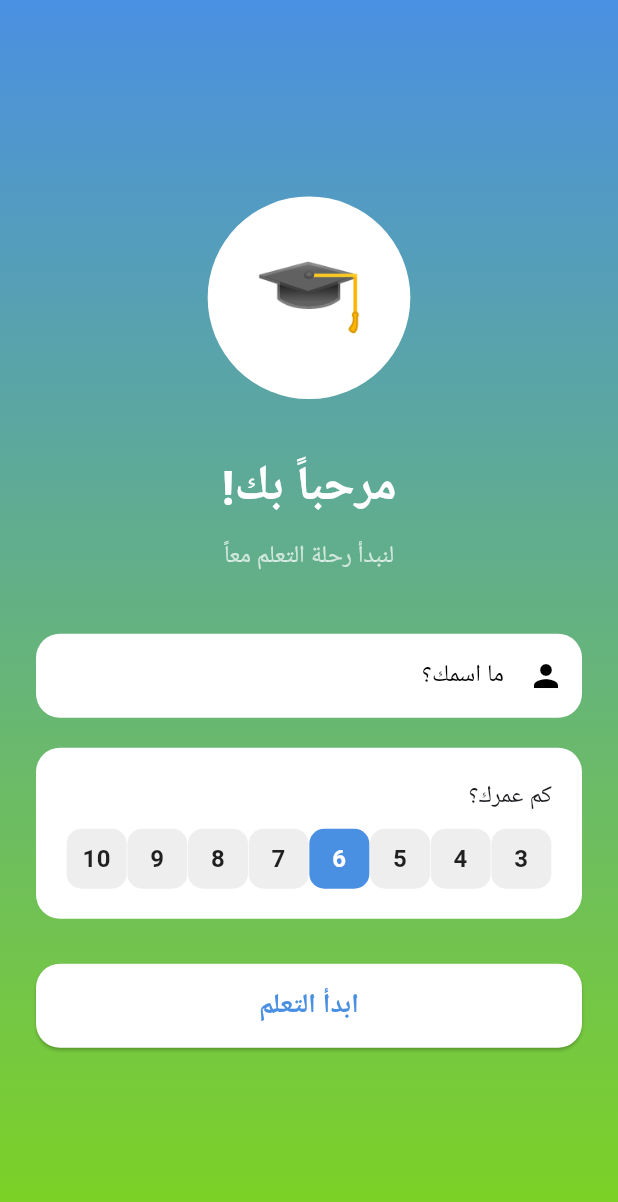
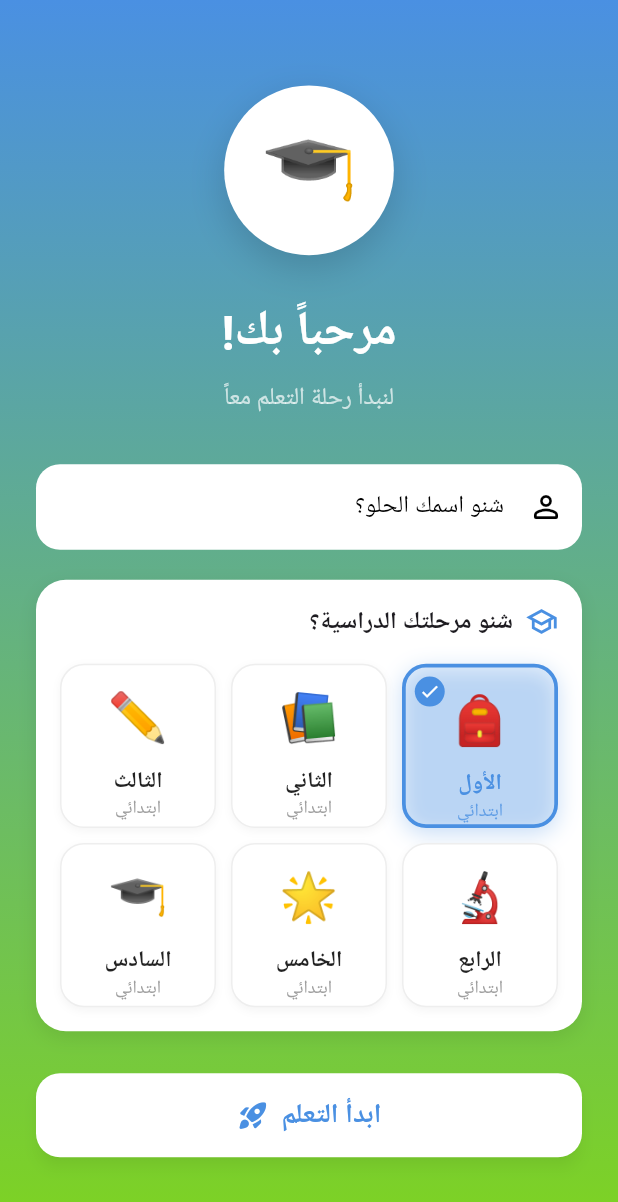
Before and after one commit to moringaiq2017-oss/education-app, a Flutter app: the screen it shows after launch, on a phone screen of 412 x 824 dp. Shown: the top 1202 px of the screen. Run offline on Flutter 3.47's test engine with Material 3 defaults, Android fonts, the phone set to English and light mode, and no system bars; our stand-ins replace device_info_plus, dio, google_fonts, hive, hive_flutter; accounts and stored records are empty; Roboto replaces fonts that are missing (Cairo).

Commit message:
feat: استبدال اختيار العمر بمراحل دراسية بتصميم بطاقات ملونة
- استبدال أزرار العمر (3-10) بشبكة بطاقات 3x2 للمراحل الدراسية (الأول - السادس ابتدائي)
- كل مرحلة بأيقونة ولون مميز مع animation عند الاختيار
- تحسين واجهة شاشة الترحيب (padding, shadows, spacing)
- إضافة حقل grade للموديل والباكند
- تحويل تلقائي من المرحلة إلى العمر (grade + 5) عند الإرسال

Co-Authored-By: Claude Opus 4.6 (1M context) <noreply@anthropic.com>

```diff
--- a/mobile/lib/models/child.dart
+++ b/mobile/lib/models/child.dart
@@ -2,6 +2,7 @@ class Child {
   final String id;
   final String name;
   final int age;
+  final int? grade;
   final String deviceId;
   final String avatar;
   final bool isPremium;
@@ -11,6 +12,7 @@ class Child {
     required this.id,
     required this.name,
     required this.age,
+    this.grade,
     required this.deviceId,
     this.avatar = 'default',
     this.isPremium = false,
@@ -18,10 +20,12 @@ class Child {
   });
 
   factory Child.fromJson(Map<String, dynamic> json) {
+    final age = json['age'] ?? 0;
     return Child(
       id: json['id'].toString(),
       name: json['name'] ?? '',
-      age: json['age'] ?? 0,
+      age: age is int ? age : int.tryParse(age.toString()) ?? 0,
+      grade: json['grade'],
       deviceId: json['device_id'] ?? '',
       avatar: json['avatar'] ?? 'default',
       isPremium: json['is_premium'] ?? false,
@@ -34,6 +38,7 @@ class Child {
       'id': id,
       'name': name,
       'age': age,
+      'grade': grade,
       'device_id': deviceId,
       'avatar': avatar,
       'is_premium': isPremium,
@@ -45,6 +50,7 @@ class Child {
     String? id,
     String? name,
     int? age,
+    int? grade,
     String? deviceId,
     String? avatar,
     bool? isPremium,
@@ -54,6 +60,7 @@ class Child {
       id: id ?? this.id,
       name: name ?? this.name,
       age: age ?? this.age,
+      grade: grade ?? this.grade,
       deviceId: deviceId ?? this.deviceId,
       avatar: avatar ?? this.avatar,
       isPremium: isPremium ?? this.isPremium,
--- a/mobile/lib/screens/splash_screen.dart
+++ b/mobile/lib/screens/splash_screen.dart
@@ -163,7 +163,20 @@ class WelcomeScreen extends StatefulWidget {
 class _WelcomeScreenState extends State<WelcomeScreen> {
   final _formKey = GlobalKey<FormState>();
   final _nameController = TextEditingController();
-  int _selectedAge = 6;
+  int _selectedGrade = 1;
+
+  // بيانات المراحل الدراسية
+  static const List<Map<String, dynamic>> _grades = [
+    {'grade': 1, 'name': 'الأول', 'icon': '🎒', 'color': 0xFF4A90E2},
+    {'grade': 2, 'name': 'الثاني', 'icon': '📚', 'color': 0xFF7ED321},
+    {'grade': 3, 'name': 'الثالث', 'icon': '✏️', 'color': 0xFFF5A623},
+    {'grade': 4, 'name': 'الرابع', 'icon': '🔬', 'color': 0xFFE74C3C},
+    {'grade': 5, 'name': 'الخامس', 'icon': '🌟', 'color': 0xFF9B59B6},
+    {'grade': 6, 'name': 'السادس', 'icon': '🎓', 'color': 0xFF1ABC9C},
+  ];
+
+  // تحويل المرحلة الدراسية إلى عمر
+  int _gradeToAge(int grade) => grade + 5;
 
   @override
   void dispose() {
@@ -177,25 +190,22 @@ class _WelcomeScreenState extends State<WelcomeScreen> {
     try {
       final authProvider = Provider.of<AuthProvider>(context, listen: false);
 
-      // الانتظار حتى يكون AuthProvider مهيأ
       if (!authProvider.isInitialized) {
         await Future.delayed(const Duration(milliseconds: 500));
       }
 
       final success = await authProvider.register(
         _nameController.text.trim(),
-        _selectedAge,
+        _gradeToAge(_selectedGrade),
       );
 
       if (!mounted) return;
 
       if (success && authProvider.currentChild != null) {
-        // الانتقال للشاشة الرئيسية بعد تأخير قصير للسماح بتحديث البيانات
         await Future.delayed(const Duration(milliseconds: 300));
 
         if (!mounted) return;
 
-        // استخدام Navigator.pushAndRemoveUntil لحذف كل الشاشات السابقة
         await Navigator.of(context).pushAndRemoveUntil(
           MaterialPageRoute(
             builder: (context) => const HomeScreen(),
@@ -225,6 +235,101 @@ class _WelcomeScreenState extends State<WelcomeScreen> {
     }
   }
 
+  Widget _buildGradeCard(Map<String, dynamic> gradeData) {
+    final grade = gradeData['grade'] as int;
+    final name = gradeData['name'] as String;
+    final icon = gradeData['icon'] as String;
+    final color = Color(gradeData['color'] as int);
+    final isSelected = _selectedGrade == grade;
+
+    return GestureDetector(
+      onTap: () => setState(() => _selectedGrade = grade),
+      child: AnimatedContainer(
+        duration: const Duration(milliseconds: 250),
+        curve: Curves.easeOutCubic,
+        decoration: BoxDecoration(
+          color: isSelected ? color.withValues(alpha: 0.12) : Colors.white,
+          borderRadius: BorderRadius.circular(16),
+          border: Border.all(
+            color: isSelected ? color : Colors.grey.shade200,
+            width: isSelected ? 2.5 : 1.0,
+          ),
+          boxShadow: isSelected
+              ? [
+                  BoxShadow(
+                    color: color.withValues(alpha: 0.3),
+                    blurRadius: 12,
+                    offset: const Offset(0, 4),
+                  ),
+                ]
+              : [
+                  BoxShadow(
+                    color: Colors.black.withValues(alpha: 0.04),
+                    blurRadius: 4,
+                    offset: const Offset(0, 2),
+                  ),
+                ],
+        ),
+        child: Stack(
+          children: [
+            // علامة الاختيار
+            if (isSelected)
+              Positioned(
+                top: 6,
+                left: 6,
+                child: Container(
+                  width: 20,
+                  height: 20,
+                  decoration: BoxDecoration(
+                    color: color,
+                    shape: BoxShape.circle,
+                  ),
+                  child: const Icon(
+                    Icons.check,
+                    color: Colors.white,
+                    size: 14,
+                  ),
+                ),
+              ),
+            // المحتوى
+            Center(
+              child: Padding(
+                padding: const EdgeInsets.symmetric(vertical: 12),
+                child: Column(
+                  mainAxisAlignment: MainAxisAlignment.center,
+                  children: [
+                    Text(
+                      icon,
+                      style: const TextStyle(fontSize: 32),
+                    ),
+                    const SizedBox(height: 8),
+                    Text(
+                      name,
+                      style: TextStyle(
+                        fontSize: 15,
+                        fontWeight: FontWeight.bold,
+                        color: isSelected ? color : Colors.black87,
+                      ),
+                    ),
+                    Text(
+                      'ابتدائي',
+                      style: TextStyle(
+                        fontSize: 12,
+                        color: isSelected
+                            ? color.withValues(alpha: 0.8)
+                            : Colors.grey.shade500,
+                      ),
+                    ),
+                  ],
+                ),
+              ),
+            ),
+          ],
+        ),
+      ),
+    );
+  }
+
   @override
   Widget build(BuildContext context) {
     final authProvider = Provider.of<AuthProvider>(context);
@@ -241,7 +346,7 @@ class _WelcomeScreenState extends State<WelcomeScreen> {
         child: SafeArea(
           child: Center(
             child: SingleChildScrollView(
-              padding: const EdgeInsets.all(24),
+              padding: const EdgeInsets.symmetric(horizontal: 24, vertical: 16),
               child: Form(
                 key: _formKey,
                 child: Column(
@@ -249,14 +354,21 @@ class _WelcomeScreenState extends State<WelcomeScreen> {
                   children: [
                     // الأيقونة
                     Container(
-                      padding: const EdgeInsets.all(30),
-                      decoration: const BoxDecoration(
+                      padding: const EdgeInsets.all(24),
+                      decoration: BoxDecoration(
                         color: Colors.white,
                         shape: BoxShape.circle,
+                        boxShadow: [
+                          BoxShadow(
+                            color: Colors.black.withValues(alpha: 0.15),
+                            blurRadius: 20,
+                            offset: const Offset(0, 8),
                           ),
-                      child: const Text('🎓', style: TextStyle(fontSize: 60)),
+                        ],
                       ),
-                    const SizedBox(height: 30),
+                      child: const Text('🎓', style: TextStyle(fontSize: 52)),
+                    ),
+                    const SizedBox(height: 24),
                     const Text(
                       'مرحباً بك!',
                       style: TextStyle(
@@ -265,7 +377,7 @@ class _WelcomeScreenState extends State<WelcomeScreen> {
                         color: Colors.white,
                       ),
                     ),
-                    const SizedBox(height: 10),
+                    const SizedBox(height: 8),
                     const Text(
                       'لنبدأ رحلة التعلم معاً',
                       style: TextStyle(
@@ -273,20 +385,25 @@ class _WelcomeScreenState extends State<WelcomeScreen> {
                         color: Colors.white70,
                       ),
                     ),
-                    const SizedBox(height: 40),
+                    const SizedBox(height: 32),
                     // حقل الاسم
                     TextFormField(
                       controller: _nameController,
                       textAlign: TextAlign.right,
+                      style: const TextStyle(fontSize: 16),
                       decoration: InputDecoration(
-                        labelText: 'ما اسمك؟',
+                        hintText: 'شنو اسمك الحلو؟',
                         filled: true,
                         fillColor: Colors.white,
                         border: OutlineInputBorder(
                           borderRadius: BorderRadius.circular(16),
                           borderSide: BorderSide.none,
                         ),
-                        prefixIcon: const Icon(Icons.person),
+                        prefixIcon: const Icon(Icons.person_outline_rounded),
+                        contentPadding: const EdgeInsets.symmetric(
+                          horizontal: 20,
+                          vertical: 16,
+                        ),
                       ),
                       validator: (value) {
                         if (value == null || value.trim().isEmpty) {
@@ -296,58 +413,59 @@ class _WelcomeScreenState extends State<WelcomeScreen> {
                       },
                     ),
                     const SizedBox(height: 20),
-                    // اختيار العمر
+                    // اختيار المرحلة الدراسية
                     Container(
-                      padding: const EdgeInsets.all(20),
+                      padding: const EdgeInsets.all(16),
                       decoration: BoxDecoration(
                         color: Colors.white,
-                        borderRadius: BorderRadius.circular(16),
+                        borderRadius: BorderRadius.circular(20),
+                        boxShadow: [
+                          BoxShadow(
+                            color: Colors.black.withValues(alpha: 0.08),
+                            blurRadius: 10,
+                            offset: const Offset(0, 4),
+                          ),
+                        ],
                       ),
                       child: Column(
-                        crossAxisAlignment: CrossAxisAlignment.start,
                         children: [
+                          const Row(
+                            children: [
+                              Icon(
+                                Icons.school_outlined,
+                                color: AppTheme.primaryColor,
+                                size: 22,
+                              ),
+                              const SizedBox(width: 8),
                               const Text(
-                            'كم عمرك؟',
+                                'شنو مرحلتك الدراسية؟',
                                 style: TextStyle(
                                   fontSize: 16,
-                              fontWeight: FontWeight.w500,
+                                  fontWeight: FontWeight.w600,
                                 ),
                               ),
-                          const SizedBox(height: 10),
-                          Row(
-                            mainAxisAlignment: MainAxisAlignment.spaceEvenly,
-                            children: [3, 4, 5, 6, 7, 8, 9, 10].map((age) {
-                              return GestureDetector(
-                                onTap: () => setState(() => _selectedAge = age),
-                                child: Container(
-                                  width: 40,
-                                  height: 40,
-                                  decoration: BoxDecoration(
-                                    color: _selectedAge == age
-                                        ? AppTheme.primaryColor
-                                        : Colors.grey[200],
-                                    borderRadius: BorderRadius.circular(10),
+                            ],
                           ),
-                                  child: Center(
-                                    child: Text(
-                                      '$age',
-                                      style: TextStyle(
-                                        fontSize: 16,
-                                        fontWeight: FontWeight.bold,
-                                        color: _selectedAge == age
-                                            ? Colors.white
-                                            : Colors.black87,
+                          const SizedBox(height: 16),
+                          GridView.builder(
+                            shrinkWrap: true,
+                            physics: const NeverScrollableScrollPhysics(),
+                            gridDelegate:
+                                const SliverGridDelegateWithFixedCrossAxisCount(
+                              crossAxisCount: 3,
+                              mainAxisSpacing: 10,
+                              crossAxisSpacing: 10,
+                              childAspectRatio: 0.95,
                             ),
-                                    ),
-                                  ),
-                                ),
-                              );
-                            }).toList(),
+                            itemCount: _grades.length,
+                            itemBuilder: (context, index) {
+                              return _buildGradeCard(_grades[index]);
+                            },
                           ),
                         ],
                       ),
                     ),
-                    const SizedBox(height: 30),
+                    const SizedBox(height: 28),
                     // زر التسجيل
                     SizedBox(
                       width: double.infinity,
@@ -357,18 +475,27 @@ class _WelcomeScreenState extends State<WelcomeScreen> {
                         style: ElevatedButton.styleFrom(
                           backgroundColor: Colors.white,
                           foregroundColor: AppTheme.primaryColor,
+                          elevation: 4,
+                          shadowColor: Colors.black26,
                           shape: RoundedRectangleBorder(
                             borderRadius: BorderRadius.circular(16),
                           ),
                         ),
                         child: authProvider.isLoading
                             ? const CircularProgressIndicator()
-                            : const Text(
+                            : const Row(
+                                mainAxisAlignment: MainAxisAlignment.center,
+                                children: [
+                                  Text(
                                     'ابدأ التعلم',
                                     style: TextStyle(
                                       fontSize: 18,
                                       fontWeight: FontWeight.bold,
                                     ),
+                                  ),
+                                  SizedBox(width: 8),
+                                  Icon(Icons.rocket_launch_rounded, size: 22),
+                                ],
                               ),
                       ),
                     ),
```
Also changed, not shown: 3 other files. Lines whose indentation alone changed are shown as unchanged.
